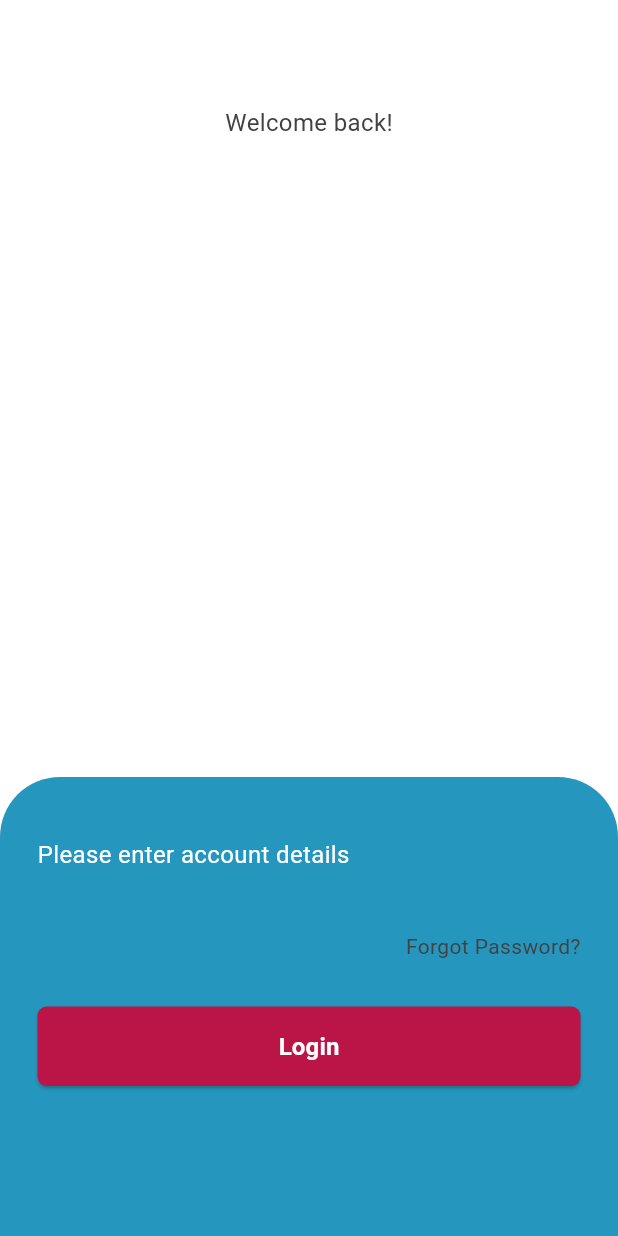
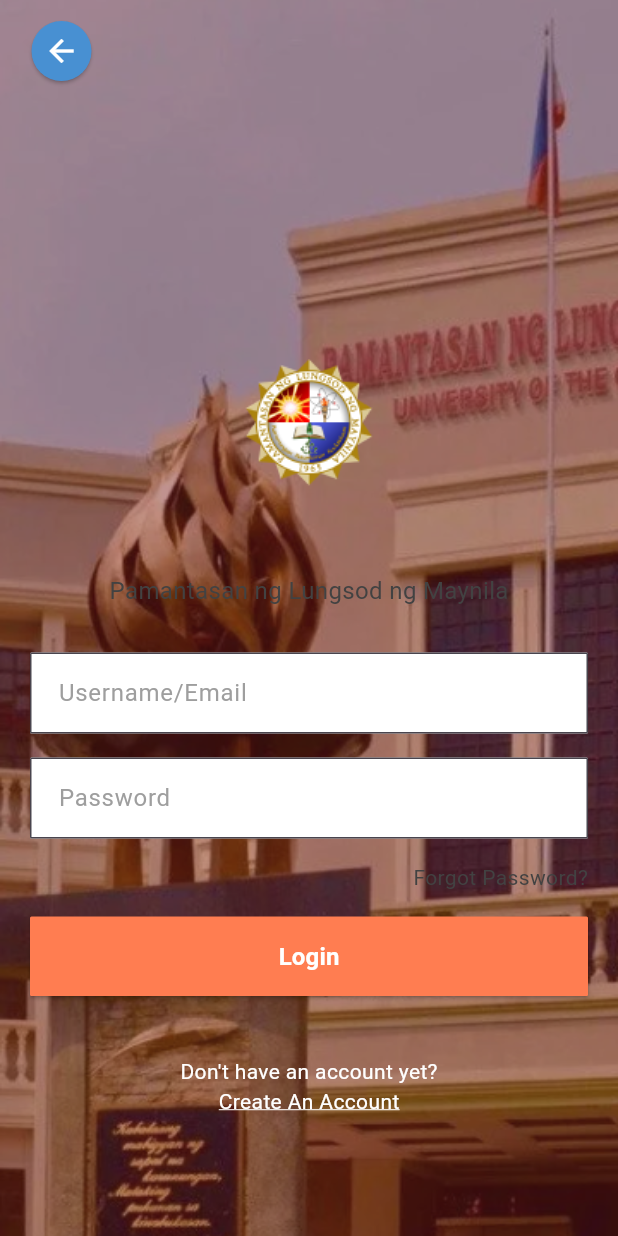
Before and after one commit to Hestice/plm_crs_undergrad_mobile, a Flutter app: the LoginScreen screen opened directly, on a phone screen of 412 x 824 dp. Run offline on Flutter 3.47's test engine with Material 2 defaults, Android fonts, the phone set to English and light mode, and no system bars; our stand-ins replace form_validator, go_router.

Commit message:
login frontend

```diff
--- /dev/null
+++ b/lib/common/text_field_common.dart
@@ -0,0 +1,76 @@
+import 'package:flutter/material.dart';
+
+class TextFieldCommon extends StatefulWidget {
+  final TextEditingController controller;
+  final String hintText;
+  final bool obscureText;
+  final String? Function(String?) validator;
+  final bool enabled;
+
+  const TextFieldCommon({
+    super.key,
+    required this.controller,
+    required this.hintText,
+    required this.obscureText,
+    required this.validator,
+    this.enabled = true, //optional parameter
+  });
+
+  @override
+  // ignore: library_private_types_in_public_api
+  _TextFieldCommonState createState() => _TextFieldCommonState();
+}
+
+class _TextFieldCommonState extends State<TextFieldCommon> {
+  late FocusNode _focusNode;
+
+  @override
+  void initState() {
+    super.initState();
+    _focusNode = FocusNode();
+  }
+
+  @override
+  void dispose() {
+    _focusNode.dispose();
+    super.dispose();
+  }
+
+  @override
+  Widget build(BuildContext context) {
+    return Column(
+      crossAxisAlignment: CrossAxisAlignment.start,
+      children: [
+        TextFormField(
+          controller: widget.controller,
+          obscureText: widget.obscureText,
+          style: const TextStyle(color: Colors.black),
+          decoration: InputDecoration(
+            hintText: widget.hintText,
+            hintStyle: TextStyle(color: Colors.grey.shade500),
+            filled: true,
+            fillColor: Colors.white,
+            border: OutlineInputBorder(
+              borderRadius: BorderRadius.circular(1.0),
+              borderSide: BorderSide(color: Color.fromARGB(55, 45, 90, 138)),
+            ),
+            contentPadding: const EdgeInsets.symmetric(
+              vertical: 15,
+              horizontal: 15,
+            ),
+            focusedBorder: OutlineInputBorder(
+              borderRadius: BorderRadius.circular(10.0),
+              borderSide: const BorderSide(
+                color: Colors.black,
+              ),
+            ),
+          ),
+          validator: widget.validator,
+          autovalidateMode: AutovalidateMode.onUserInteraction,
+          focusNode: _focusNode,
+          enabled: widget.enabled,
+        ),
+      ],
+    );
+  }
+}
--- a/lib/configs/app_routes.dart
+++ b/lib/configs/app_routes.dart
@@ -8,9 +8,9 @@
       path: '/',
       builder: (context, state) => LandingScreen(),
     ),
-    // GoRoute(
-    //   path: '/home',
-    //   // home screen route here
-    // ),
+    GoRoute(
+      path: '/login',
+      builder: (context, state) => LoginScreen(),
+    ),
   ],
 );
--- a/lib/screens/login_screen.dart
+++ b/lib/screens/login_screen.dart
@@ -1,78 +1,51 @@
 import 'package:flutter/material.dart';
 import 'package:go_router/go_router.dart';
+import 'package:crs_undergrad/common/text_field_common.dart';
+import 'package:crs_undergrad/helpers/validator_helper.dart';
 
 class LoginScreen extends StatefulWidget {
   const LoginScreen({Key? key}) : super(key: key);
 
   @override
-  // ignore: library_private_types_in_public_api
   _LoginScreenState createState() => _LoginScreenState();
 }
-
 class _LoginScreenState extends State<LoginScreen> {
   final _formKey = GlobalKey<FormState>();
   final TextEditingController emailController = TextEditingController();
   final TextEditingController passwordController = TextEditingController();
 
-  // UserInfo? user;
-  bool isLoading = false;
-
-  // void _handleSubmit(BuildContext ctx) async {
-  //   final responseProvider = Provider.of<ResponseProvider>(ctx, listen: false);
-  //   // if (_formKey.currentState?.validate() == true) {
-  //   responseProvider.isBusy(true); // loading on
-  //   await ctx.read<AuthProvider>().login({
-  //     'email': emailController.text, // Here are the textfield values
-  //     'password': passwordController.text
-  //   }).then((_) async {
-  //     GoRouter.of(context).go('/home');
-  //   }, onError: (err) {
-  //     responseProvider.snackBarOnError(err, context);
-  //     print(err);
-  //   });
-  //   responseProvider.isBusy(false); // loading off
-  //   // }
-  // }
-
-  // Future<void> checkUser() async {
-  //   final responseProvider =
-  //       Provider.of<ResponseProvider>(context, listen: false);
-  //   responseProvider.isBusy(true);
-  //   await Provider.of<AuthProvider>(context, listen: false).getUserInfo().then(
-  //       (_) async {
-  //     GoRouter.of(context).go('/home');
-  //   }, onError: (err) => print(err));
-  //   responseProvider.isBusy(false);
-  // }
-
-  @override
-  void initState() {
-    super.initState();
-    // WidgetsBinding.instance.addPostFrameCallback((_) async {
-    //   checkUser();
-    // });
-  }
-
   @override
   Widget build(BuildContext context) {
-    return Scaffold(
-        backgroundColor: Colors.white,
+    return
+    Container(
+      decoration: BoxDecoration(
+        image: DecorationImage(
+          image: AssetImage('assets/images/mainscreen_bg.png'),
+          fit: BoxFit.cover,
+        ),
+      ),
+      child: Scaffold(
+      backgroundColor: Colors.transparent,
       body: SafeArea(
           child: Stack(
             children: [
-              Align(
-                alignment: Alignment.topCenter,
-                child: Column(
-                  children: [
-                    const SizedBox(height: 20),
-
-                    const SizedBox(height: 50),
-                    const Text(
-                      'Welcome back!',
-                      style: TextStyle(color: Color(0xFF424242), fontSize: 16),
+              Positioned(
+                top: 10,
+                left: 5,
+                child: ElevatedButton(
+                  style: ElevatedButton.styleFrom(
+                    primary: Color(0xFF4890D2),
+                    shape: CircleBorder(),
                   ),
-                    const SizedBox(height: 30),
-                  ],
+                  onPressed: () {
+                    GoRouter.of(context).go('/');
+                    print('Back Button Clicked');
+                  },
+                  child: Icon(
+                    Icons.arrow_back,
+                    color: Colors.white,
+                    size: 24,
+                  ),
                 ),
               ),
               Positioned(
@@ -81,34 +54,51 @@
                 right: 0,
                 child: Container(
                     decoration: const BoxDecoration(
-                    color: Color(0xFF2596BE),
-                    borderRadius: BorderRadius.only(
-                      topLeft: Radius.circular(40.0),
-                      topRight: Radius.circular(40.0),
-                    ),
+                    color: Colors.transparent,
                   ),
                   child: Flexible(
                     child: Padding(
-                      padding: const EdgeInsets.fromLTRB(25, 40, 25,
-                          100), // Adjusted padding with bottom spacing
+                      padding: const EdgeInsets.fromLTRB(20, 0, 20, 140),
                       child: SingleChildScrollView(
                         child: Column(
                           crossAxisAlignment: CrossAxisAlignment.start,
                           children: [
+                            Align(
+                              alignment: Alignment.topCenter,
+                              child: Column(
+                                children: [
+                                  const SizedBox(height: 35),
+                                  Image.asset(
+                                    'assets/images/plm_logo.png',
+                                    height: 200,
+                                  ),
                                   const Text(
-                              'Please enter account details',
-                              style: TextStyle(
-                                color: Colors.white,
-                                fontSize: 16,
-                                fontWeight: FontWeight.normal,
+                                    'Pamantasan ng Lungsod ng Maynila',
+                                    style: TextStyle(color: Color(0xFF424242), fontSize: 16),
                                   ),
-                              textAlign: TextAlign.left,
+                                  const SizedBox(height: 30),
+                                ],
                               ),
-                            const SizedBox(height: 20),
+                            ),
+                            //Text field for username/email
+                            TextFieldCommon(
+                                controller: emailController,
+                                hintText: 'Username/Email',
+                                obscureText: false,
+                                validator: emailValidator,
+                              ),
+                            SizedBox(height: 16.0),
 
-                            const SizedBox(height: 10),
+                            //Text field for password
+                            TextFieldCommon(
+                                controller: passwordController,
+                                hintText: 'Password',
+                                obscureText: true,
+                                validator: passwordValidator,
+                              ),
+                            SizedBox(height: 16.0),
 
-                            const SizedBox(height: 10),
+                            //forgot password
                             GestureDetector(
                               onTap: () {
                                 print('Forgot Password? Clicked');
@@ -121,24 +111,24 @@
                                 ),
                               ),
                             ),
-                            const SizedBox(height: 30),
-                            SizedBox(
-                              width: double.infinity,
-                              child: ElevatedButton(
-                                onPressed: () => {
-                                  print("pressed")
+                            SizedBox(height: 16.0),
+
+                            //Login button
+                            ElevatedButton(
+                              onPressed: () {
+                                GoRouter.of(context).go('/terms_and_conditions_screen');
+                                // Implement login button functionality here
                               },
-                                // onPressed: () => _handleSubmit(context),
                               style: ElevatedButton.styleFrom(
                                 backgroundColor:
-                                      const Color.fromARGB(255, 187, 21, 71),
-                                  padding:
-                                      const EdgeInsets.symmetric(vertical: 15),
+                                Color.fromARGB(255, 255, 125, 81),
+                                padding: const EdgeInsets.symmetric(vertical: 15),
                                 shape: RoundedRectangleBorder(
-                                    borderRadius: BorderRadius.circular(6.0),
+                                  borderRadius: BorderRadius.circular(1.0),
                                 ),
+                                minimumSize: Size(double.infinity, 0),
                               ),
-                                child: const Text(
+                              child: Text(
                                 'Login',
                               style: TextStyle(
                                 color: Colors.white,
@@ -147,7 +137,7 @@
                               ),
                               ),
                             ),
-                            ),
+                            SizedBox(height: 20),
                           ],
                         ),
                       ),
@@ -155,7 +145,41 @@
                   ),
                 ),
               ),
-            ],
+              Align(
+                alignment: Alignment.bottomCenter,
+                child: Padding(
+                padding: const EdgeInsets.only(bottom: 100.0),
+                child: Text(
+                  "Don't have an account yet?",
+                  style: TextStyle(
+                    color: Colors.white,
+                    ),
+                  ),
+                ),
+              ),
+              GestureDetector(
+                onTap: () {
+                  print('Create an account? Clicked');
+                  GoRouter.of(context).go('/create_account_screen');
+
+                },
+                child: Align(
+                  alignment: Alignment.bottomCenter,
+                  child: Padding(
+                  padding: const EdgeInsets.only(bottom: 80.0),
+                  child: Text(
+                    'Create An Account',
+                    style: TextStyle(
+                      decoration: TextDecoration.underline,
+                      decorationColor: Colors.white,
+                      color: Colors.white
+                    ),
+                  ),
+                  ),
+                ),
+              ),
+            ]
+          ),
         ),
       ),
     );
--- a/pubspec.yaml
+++ b/pubspec.yaml
@@ -9,6 +9,7 @@
 dependencies:
   flutter:
     sdk: flutter
+  form_validator: ^2.1.1
   go_router: ^13.0.1
 
 dev_dependencies:
```
Also changed, not shown: lib/helpers/validator_helper.dart (added, +148 -0 lines), lib/screens/landing_screen.dart (+19 -1 lines), pubspec.lock. Lines whose indentation alone changed are shown as unchanged.
